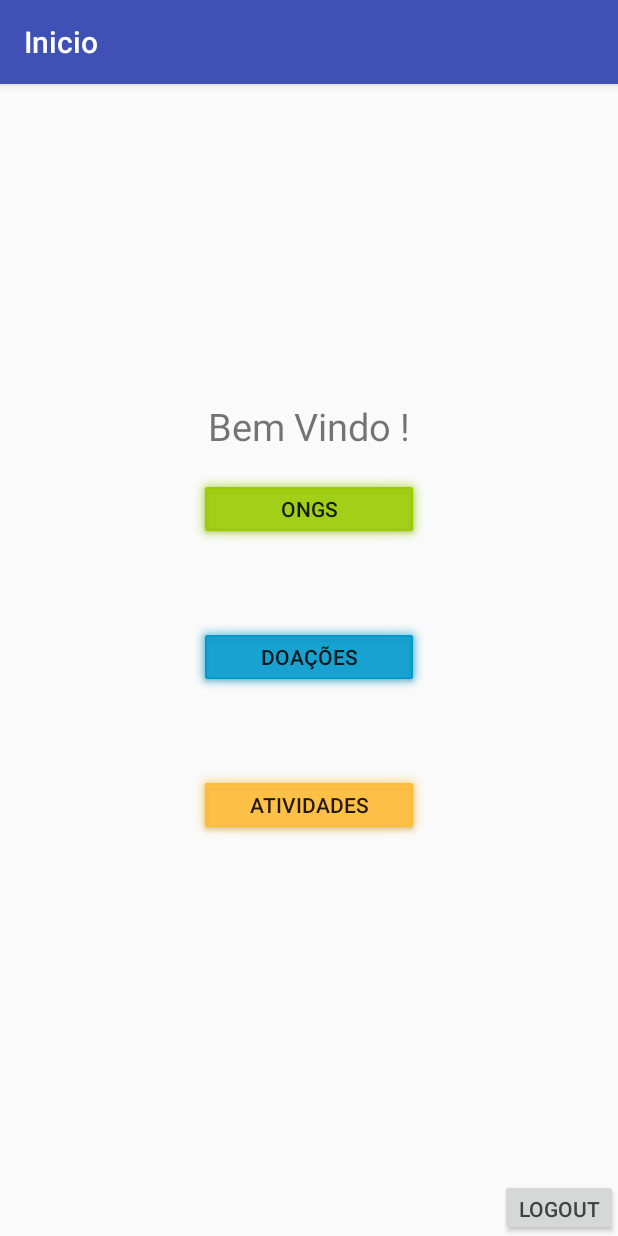
After one commit to JulianaSatti/TCC2, an Android app: the FacebookActivity screen opened directly, with no data from a screen before it, on a phone screen of 412 x 824 dp. The commit adds this screen. Run offline under Robolectric (Android 15) with nearby library versions, the phone set to English and light mode, and no system bars; libraries missing offline, so code that uses them is left out: com.facebook, com.facebook.login; 1 statement that could not run was skipped.

Commit message:
Facebook

```diff
--- a/app/build.gradle
+++ b/app/build.gradle
@@ -19,7 +19,7 @@ android {
 }
 
 dependencies {
-    implementation 'com.facebook.android:facebook-android-sdk:4.28.0'
+    implementation 'com.facebook.android:facebook-android-sdk:4.32.0'
     implementation fileTree(dir: 'libs', include: ['*.jar'])
     //noinspection GradleCompatible
     implementation 'com.android.support:appcompat-v7:26.1.0'
--- /dev/null
+++ b/app/src/main/java/com/example/tcc/tcc/FacebookActivity.java
@@ -0,0 +1,63 @@
+package com.example.tcc.tcc;
+
+import android.content.Intent;
+import android.support.v7.app.AppCompatActivity;
+import android.os.Bundle;
+import android.view.View;
+import android.widget.Button;
+
+import com.facebook.AccessToken;
+import com.facebook.login.LoginManager;
+
+public class FacebookActivity extends AppCompatActivity {
+
+    private Button f_ong, f_doacao, f_atividade;
+
+    @Override
+    protected void onCreate(Bundle savedInstanceState) {
+        super.onCreate(savedInstanceState);
+        setContentView(R.layout.activity_facebook);
+
+        if (AccessToken.getCurrentAccessToken() == null){
+            goLoginScreen();
+        }
+
+        f_doacao = (Button) findViewById(R.id.f_doacoes);//aqui que faz transicao de tela ao clique no btn Doações
+        f_doacao.setOnClickListener(new View.OnClickListener() {
+            @Override
+            public void onClick(View v) {
+                startActivity(new Intent(FacebookActivity.this, DoacoesActivity.class));
+            }
+        });
+
+        //ira acessar a tela pesquisar ONG
+        f_ong = (Button) findViewById(R.id.f_ong);
+        f_ong.setOnClickListener(new View.OnClickListener() {
+            @Override
+            public void onClick(View v) {
+                startActivity(new Intent(FacebookActivity.this, PesquisarOngActivity.class));
+            }
+        });
+
+        //ira acessar a tela pesquisar VAGA
+        f_atividade = (Button) findViewById(R.id.f_atividade);
+        f_atividade.setOnClickListener(new View.OnClickListener() {
+            @Override
+            public void onClick(View v) {
+                startActivity(new Intent(FacebookActivity.this, BuscaAtividadesActivity.class));
+            }
+        });
+
+    }
+
+    private void goLoginScreen() {
+        Intent facebook= new Intent(this, MainActivity.class);
+        facebook.addFlags(Intent.FLAG_ACTIVITY_CLEAR_TOP | Intent.FLAG_ACTIVITY_CLEAR_TASK | Intent.FLAG_ACTIVITY_NEW_TASK);
+        startActivity(facebook);
+    }
+
+    public void logout(View view) {
+        LoginManager.getInstance().logOut();
+        goLoginScreen();
+    }
+}
--- /dev/null
+++ b/app/src/main/res/layout/activity_facebook.xml
@@ -0,0 +1,72 @@
+<?xml version="1.0" encoding="utf-8"?>
+<LinearLayout xmlns:android="http://schemas.android.com/apk/res/android"
+    xmlns:app="http://schemas.android.com/apk/res-auto"
+    xmlns:tools="http://schemas.android.com/tools"
+    android:layout_width="match_parent"
+    android:layout_height="match_parent"
+    android:orientation="vertical">
+
+
+    <LinearLayout
+        android:layout_width="match_parent"
+        android:layout_height="0dp"
+        android:layout_weight="1"
+        android:gravity="center"
+        android:orientation="vertical">
+
+        <TextView
+            android:layout_width="wrap_content"
+            android:layout_height="50dp"
+            android:layout_gravity="center"
+            android:text="@string/bem_vindo"
+            android:textSize="25sp" />
+
+        <Button
+            android:id="@+id/f_ong"
+            android:layout_width="160dp"
+            android:layout_height="wrap_content"
+            android:layout_gravity="center"
+            android:layout_marginBottom="@android:dimen/app_icon_size"
+            android:background="@android:drawable/alert_dark_frame"
+            android:backgroundTint="@android:color/holo_green_light"
+            android:baselineAligned="false"
+            android:text="@string/ongs"
+            tools:targetApi="lollipop" />
+
+        <Button
+            android:id="@+id/f_doacoes"
+            android:layout_width="160dp"
+            android:layout_height="wrap_content"
+            android:layout_gravity="center"
+            android:layout_marginBottom="@android:dimen/app_icon_size"
+            android:background="@android:drawable/alert_dark_frame"
+            android:backgroundTint="@android:color/holo_blue_dark"
+            android:text="@string/doa_es"
+            tools:targetApi="lollipop" />
+
+        <Button
+            android:id="@+id/f_atividade"
+            android:layout_width="160dp"
+            android:layout_height="wrap_content"
+            android:layout_gravity="center"
+            android:layout_marginBottom="10dp"
+            android:background="@android:drawable/alert_dark_frame"
+            android:backgroundTint="@android:color/holo_orange_light"
+            android:text="@string/atividades"
+            tools:targetApi="lollipop" />
+
+    </LinearLayout>
+
+    <Button
+        android:id="@+id/logout"
+        style="@style/Widget.AppCompat.Button.Small"
+        android:layout_width="wrap_content"
+        android:layout_height="38dp"
+        android:layout_gravity="end"
+        android:text="@string/logout"
+        android:textColor="@color/cardview_dark_background"
+        android:onClick="logout"/>
+
+
+
+</LinearLayout>
```
Also changed, not shown: app/src/main/AndroidManifest.xml (+14 -11 lines), app/src/main/java/com/example/tcc/tcc/MainActivity.java (+36 -2 lines), app/src/main/res/values/strings.xml (+8 -3 lines), 2 other files.
